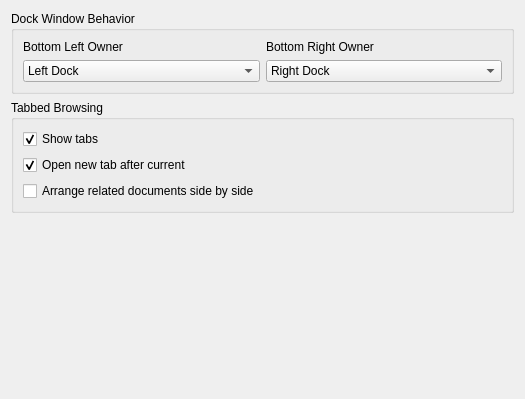
The window that shell/settings/uiconfig.ui (KDE/kdevelop) describes before a commit, drawn with Qt 5.
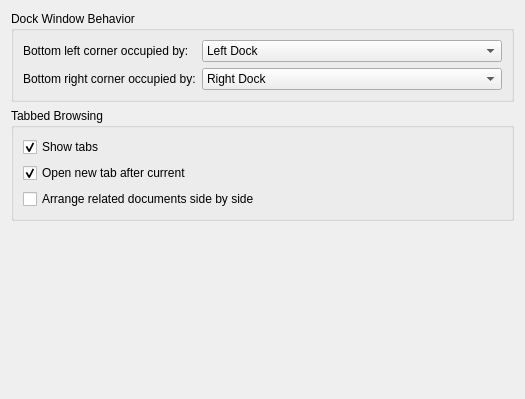
The same window after the commit.

Commit message:
Use a better description for the "dock owner" setting in the settings dialog
The situation before was that four out of five developers didn't
know what that settings option actually did. Hopefully it's a bit
more clear now. :)

```diff
--- a/shell/settings/uiconfig.ui
+++ b/shell/settings/uiconfig.ui
@@ -19,22 +19,22 @@
      <property name="title">
       <string>Dock Window Behavior</string>
      </property>
-     <layout class="QGridLayout">
+     <layout class="QFormLayout" name="formLayout">
       <item row="0" column="0">
        <widget class="QLabel" name="label_4">
         <property name="text">
-         <string>Bottom Left Owner</string>
-        </property>
-       </widget>
-      </item>
-      <item row="0" column="1">
-       <widget class="QLabel" name="label_5">
-        <property name="text">
-         <string>Bottom Right Owner</string>
+         <string>Bottom left corner occupied by:</string>
         </property>
        </widget>
       </item>
       <item row="1" column="0">
+       <widget class="QLabel" name="label_5">
+        <property name="text">
+         <string>Bottom right corner occupied by:</string>
+        </property>
+       </widget>
+      </item>
+      <item row="0" column="1">
        <widget class="QComboBox" name="kcfg_BottomLeftCornerOwner">
         <property name="sizePolicy">
          <sizepolicy hsizetype="Expanding" vsizetype="Fixed">
```
